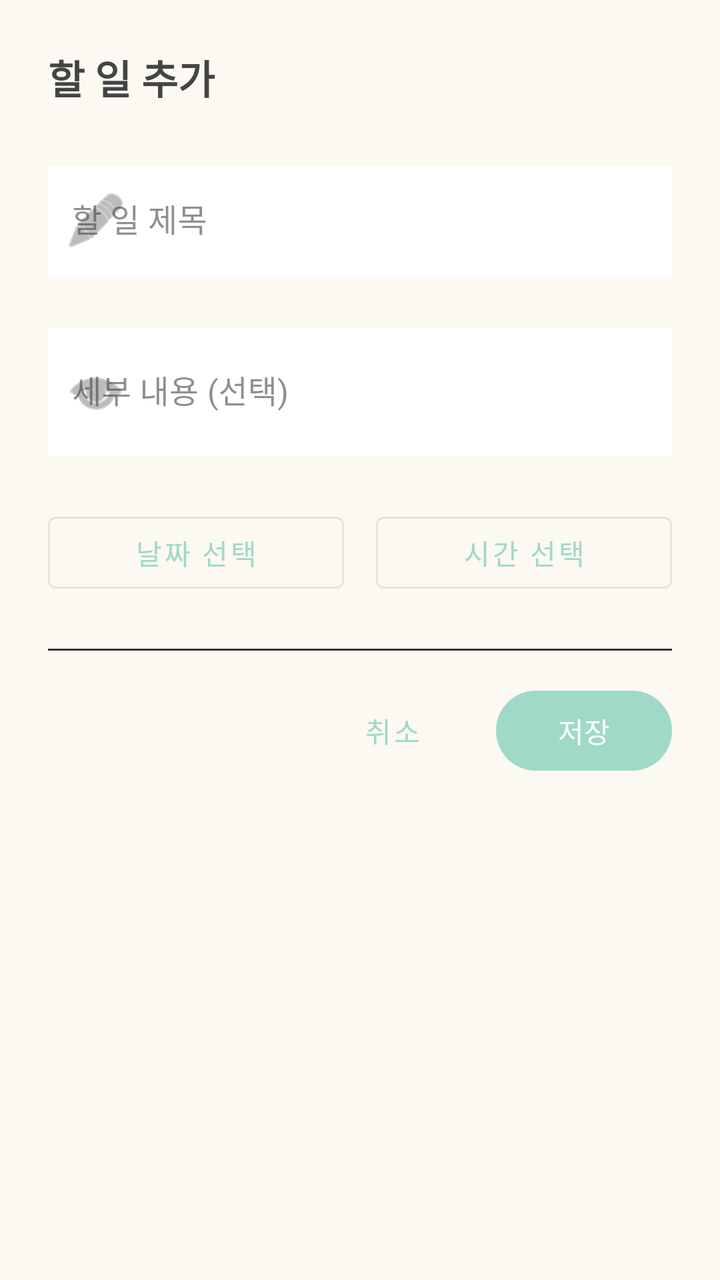
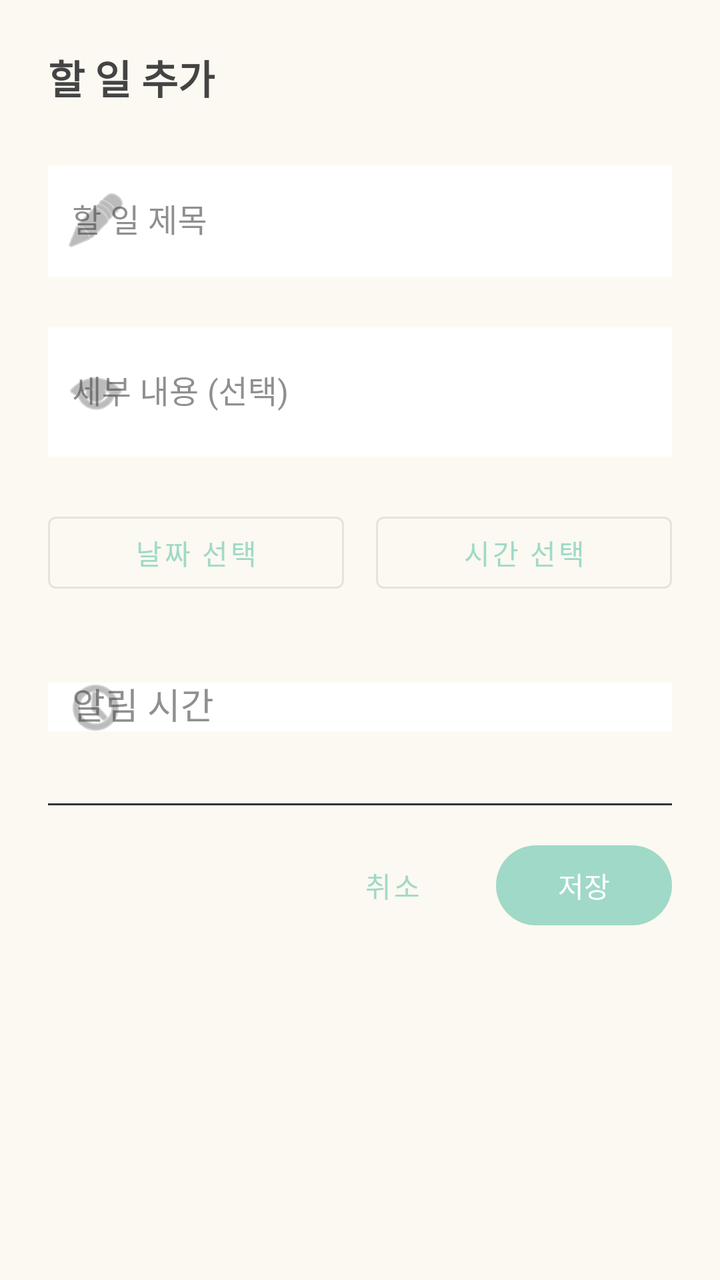

Before-and-after screenshots of an Android layout around one commit, followed by the original layout XML and the change that was made.
<!-- AndroidManifest.xml: application theme Theme.ToDoNote -->
<!-- res/layout/dialog_todo_input.xml -->
<?xml version="1.0" encoding="utf-8"?>
<LinearLayout xmlns:android="http://schemas.android.com/apk/res/android"
    xmlns:app="http://schemas.android.com/apk/res-auto"
    android:layout_width="match_parent"
    android:layout_height="wrap_content"
    android:orientation="vertical"
    android:padding="24dp"
    android:background="@color/color_background">

    <TextView
        android:layout_width="match_parent"
        android:layout_height="wrap_content"
        android:text="할 일 추가"
        android:textSize="20sp"
        android:textStyle="bold"
        android:textColor="?attr/colorOnSurface"
        android:layout_marginBottom="24dp" />

    <com.google.android.material.textfield.TextInputLayout
        android:layout_width="match_parent"
        android:layout_height="wrap_content"
        android:hint="할 일 제목"
        android:layout_marginBottom="20dp"
        app:startIconDrawable="@android:drawable/ic_menu_edit"
        app:boxBackgroundColor="@color/white"
        style="@style/Widget.MaterialComponents.TextInputLayout.OutlinedBox">

        <com.google.android.material.textfield.TextInputEditText
            android:id="@+id/et_todo_title"
            android:layout_width="match_parent"
            android:layout_height="wrap_content"
            android:inputType="text"
            android:maxLines="1"
            android:background="@color/white"
            android:paddingStart="12dp"
            android:paddingEnd="12dp" />

    </com.google.android.material.textfield.TextInputLayout>

    <com.google.android.material.textfield.TextInputLayout
        android:layout_width="match_parent"
        android:layout_height="wrap_content"
        android:hint="세부 내용 (선택)"
        android:layout_marginBottom="24dp"
        app:startIconDrawable="@android:drawable/ic_menu_view"
        app:boxBackgroundColor="@color/white"
        style="@style/Widget.MaterialComponents.TextInputLayout.OutlinedBox">

        <com.google.android.material.textfield.TextInputEditText
            android:id="@+id/et_todo_detail"
            android:layout_width="match_parent"
            android:layout_height="wrap_content"
            android:inputType="textMultiLine"
            android:maxLines="5"
            android:minLines="2"
            android:background="@color/white"
            android:paddingStart="12dp"
            android:paddingEnd="12dp"
            android:paddingTop="12dp"
            android:paddingBottom="12dp" />

    </com.google.android.material.textfield.TextInputLayout>

    <LinearLayout
        android:layout_width="match_parent"
        android:layout_height="wrap_content"
        android:orientation="horizontal"
        android:layout_marginBottom="24dp">

        <com.google.android.material.button.MaterialButton
            android:id="@+id/btn_todo_date"
            android:layout_width="0dp"
            android:layout_height="wrap_content"
            android:layout_weight="1"
            android:layout_marginEnd="8dp"
            android:text="날짜 선택"
            android:drawableStart="@android:drawable/ic_menu_my_calendar"
            android:drawablePadding="8dp"
            style="@style/Widget.MaterialComponents.Button.OutlinedButton" />

        <com.google.android.material.button.MaterialButton
            android:id="@+id/btn_todo_time"
            android:layout_width="0dp"
            android:layout_height="wrap_content"
            android:layout_weight="1"
            android:layout_marginStart="8dp"
            android:text="시간 선택"
            android:drawableStart="@android:drawable/ic_menu_recent_history"
            android:drawablePadding="8dp"
            style="@style/Widget.MaterialComponents.Button.OutlinedButton" />

    </LinearLayout>

    <View
        android:layout_width="match_parent"
        android:layout_height="1dp"
        android:background="?attr/colorOutline"
        android:layout_marginBottom="16dp" />

    <LinearLayout
        android:layout_width="match_parent"
        android:layout_height="wrap_content"
        android:orientation="horizontal"
        android:gravity="end">

        <com.google.android.material.button.MaterialButton
            android:id="@+id/btn_todo_cancel"
            android:layout_width="wrap_content"
            android:layout_height="wrap_content"
            android:layout_marginEnd="8dp"
            android:text="취소"
            style="@style/Widget.MaterialComponents.Button.TextButton" />

        <com.google.android.material.button.MaterialButton
            android:id="@+id/btn_todo_save"
            android:layout_width="wrap_content"
            android:layout_height="wrap_content"
            android:text="저장" />

    </LinearLayout>

</LinearLayout>
<!-- resources referenced by this layout -->
<resources>
  <color name="color_background">#FBF9F1</color>
  <color name="white">#FFFFFFFF</color>
  <style name="Theme.ToDoNote" parent="Base.Theme.ToDoNote" />
  <style name="Base.Theme.ToDoNote" parent="Theme.Material3.DayNight.NoActionBar">
          
          <item name="colorPrimary">@color/color_primary</item>
          <item name="colorPrimaryDark">@color/color_primary_dark</item>
          <item name="colorPrimaryVariant">@color/color_primary_light</item>
          
          
          <item name="colorSecondary">@color/color_secondary</item>
          <item name="colorSecondaryVariant">@color/color_secondary_dark</item>
          
          
          <item name="android:colorBackground">@color/color_background</item>
          <item name="colorSurface">@color/color_surface</item>
          
          
          <item name="android:textColorPrimary">@color/color_text_dark</item>
          <item name="android:textColorSecondary">@color/color_text_medium</item>
          <item name="colorOnPrimary">@color/white</item>
          <item name="colorOnSecondary">@color/color_text_dark</item>
          <item name="colorOnBackground">@color/color_text_dark</item>
          <item name="colorOnSurface">@color/color_text_dark</item>
          <item name="colorOnSurfaceVariant">@color/color_text_medium</item>
          
          
          <item name="colorAccent">@color/color_accent</item>
          
          
          <item name="colorOutline">@color/color_outline</item>
          
          
          <item name="android:statusBarColor">@android:color/black</item>
          <item name="android:windowLightStatusBar">false</item>
      </style>
  <color name="color_primary">#A0D9C8</color>
  <color name="color_primary_dark">#7DB8A5</color>
  <color name="color_primary_light">#C8E8DC</color>
  <color name="color_secondary">#F0D5C9</color>
  <color name="color_secondary_dark">#E0B5A3</color>
  <color name="color_surface">#FFFFFF</color>
  <color name="color_text_dark">#444444</color>
  <color name="color_text_medium">#666666</color>
  <color name="color_accent">#FFEB9E</color>
  <color name="color_outline">#333333</color>
</resources>

<!-- the commit's change to res/layout/dialog_todo_input.xml (unified diff, before → after) -->
@@ -91,6 +91,28 @@
 
     </LinearLayout>
 
+    <com.google.android.material.textfield.TextInputLayout
+        android:layout_width="match_parent"
+        android:layout_height="wrap_content"
+        android:hint="알림 시간"
+        android:layout_marginBottom="24dp"
+        app:startIconDrawable="@android:drawable/ic_menu_recent_history"
+        app:boxBackgroundColor="@color/white"
+        style="@style/Widget.MaterialComponents.TextInputLayout.OutlinedBox">
+
+        <AutoCompleteTextView
+            android:id="@+id/spinner_notification"
+            android:layout_width="match_parent"
+            android:layout_height="wrap_content"
+            android:inputType="none"
+            android:focusable="true"
+            android:clickable="true"
+            android:background="@color/white"
+            android:paddingStart="12dp"
+            android:paddingEnd="12dp" />
+
+    </com.google.android.material.textfield.TextInputLayout>
+
     <View
         android:layout_width="match_parent"
         android:layout_height="1dp"
